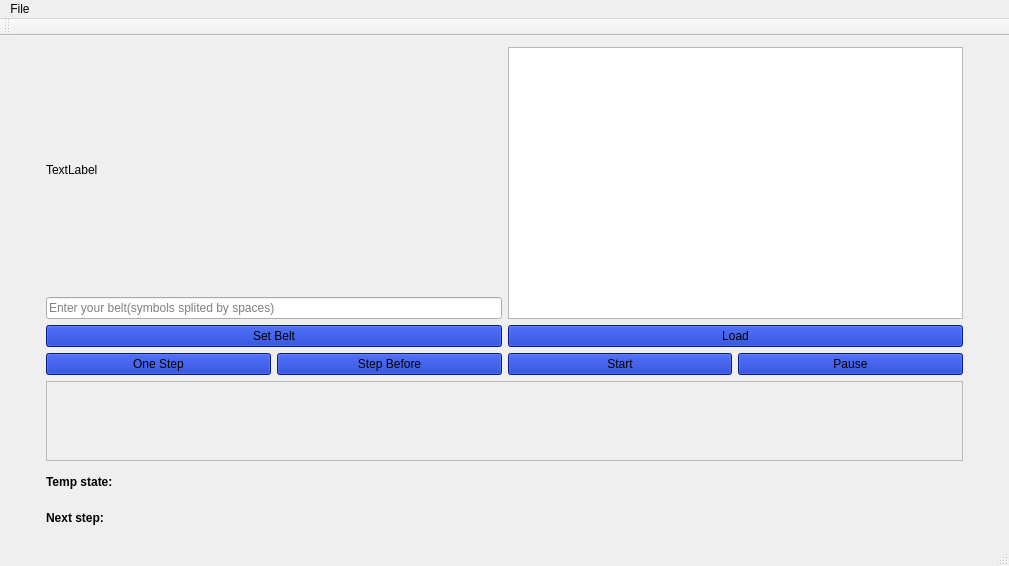
Old version of the form Turing/mainwindow.ui in the repository igor-dyrov/TuringDebugger.
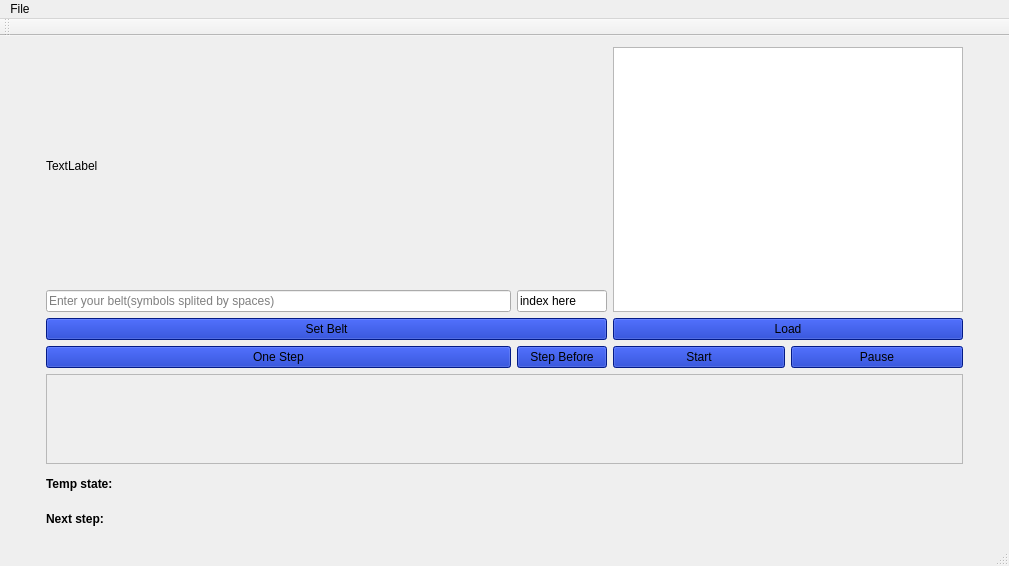
New version of the form. Icons and pictures are not drawn.

Diff of the .ui file:
```diff
--- a/Turing/mainwindow.ui
+++ b/Turing/mainwindow.ui
@@ -73,6 +73,18 @@
     </item>
     <item row="0" column="3" rowspan="8" colspan="2">
      <widget class="QTextEdit" name="CommandsEdit">
+      <property name="minimumSize">
+       <size>
+        <width>350</width>
+        <height>0</height>
+       </size>
+      </property>
+      <property name="maximumSize">
+       <size>
+        <width>16777215</width>
+        <height>16777215</height>
+       </size>
+      </property>
       <property name="font">
        <font>
         <family>Latin Modern Roman</family>
@@ -101,10 +113,16 @@
     </item>
     <item row="10" column="1" colspan="4">
      <widget class="QScrollArea" name="scrollArea">
+      <property name="minimumSize">
+       <size>
+        <width>0</width>
+        <height>90</height>
+       </size>
+      </property>
       <property name="maximumSize">
        <size>
         <width>16777215</width>
-        <height>80</height>
+        <height>90</height>
        </size>
       </property>
       <property name="widgetResizable">
@@ -116,7 +134,7 @@
          <x>0</x>
          <y>0</y>
          <width>907</width>
-         <height>78</height>
+         <height>88</height>
         </rect>
        </property>
        <layout class="QHBoxLayout" name="horizontalLayout_3"/>
@@ -133,13 +151,6 @@
       </property>
      </widget>
     </item>
-    <item row="7" column="1" colspan="2">
-     <widget class="QLineEdit" name="lineEdit">
-      <property name="placeholderText">
-       <string>Enter your belt(symbols splited by spaces)</string>
-      </property>
-     </widget>
-    </item>
     <item row="10" column="5">
      <spacer name="horizontalSpacer_2">
       <property name="orientation">
@@ -166,19 +177,6 @@
       </property>
      </widget>
     </item>
-    <item row="11" column="1">
-     <widget class="QLabel" name="label_2">
-      <property name="font">
-       <font>
-        <weight>75</weight>
-        <bold>true</bold>
-       </font>
-      </property>
-      <property name="text">
-       <string>Temp state: </string>
-      </property>
-     </widget>
-    </item>
     <item row="12" column="1">
      <widget class="QLabel" name="label_3">
       <property name="font">
@@ -218,6 +216,39 @@
       </property>
      </widget>
     </item>
+    <item row="7" column="1">
+     <widget class="QLineEdit" name="lineEdit">
+      <property name="placeholderText">
+       <string>Enter your belt(symbols splited by spaces)</string>
+      </property>
+     </widget>
+    </item>
+    <item row="11" column="1">
+     <widget class="QLabel" name="label_2">
+      <property name="font">
+       <font>
+        <weight>75</weight>
+        <bold>true</bold>
+       </font>
+      </property>
+      <property name="text">
+       <string>Temp state: </string>
+      </property>
+     </widget>
+    </item>
+    <item row="7" column="2">
+     <widget class="QLineEdit" name="lineEdit_2">
+      <property name="maximumSize">
+       <size>
+        <width>90</width>
+        <height>16777215</height>
+       </size>
+      </property>
+      <property name="text">
+       <string>index here</string>
+      </property>
+     </widget>
+    </item>
    </layout>
   </widget>
   <widget class="QMenuBar" name="menuBar">
```
